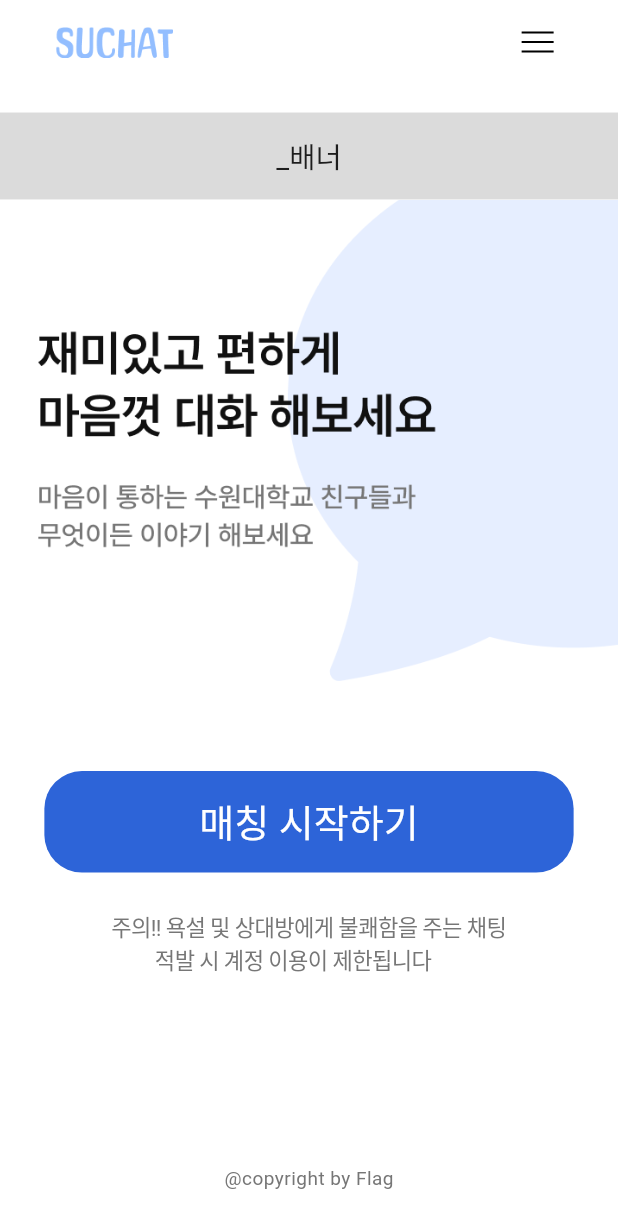
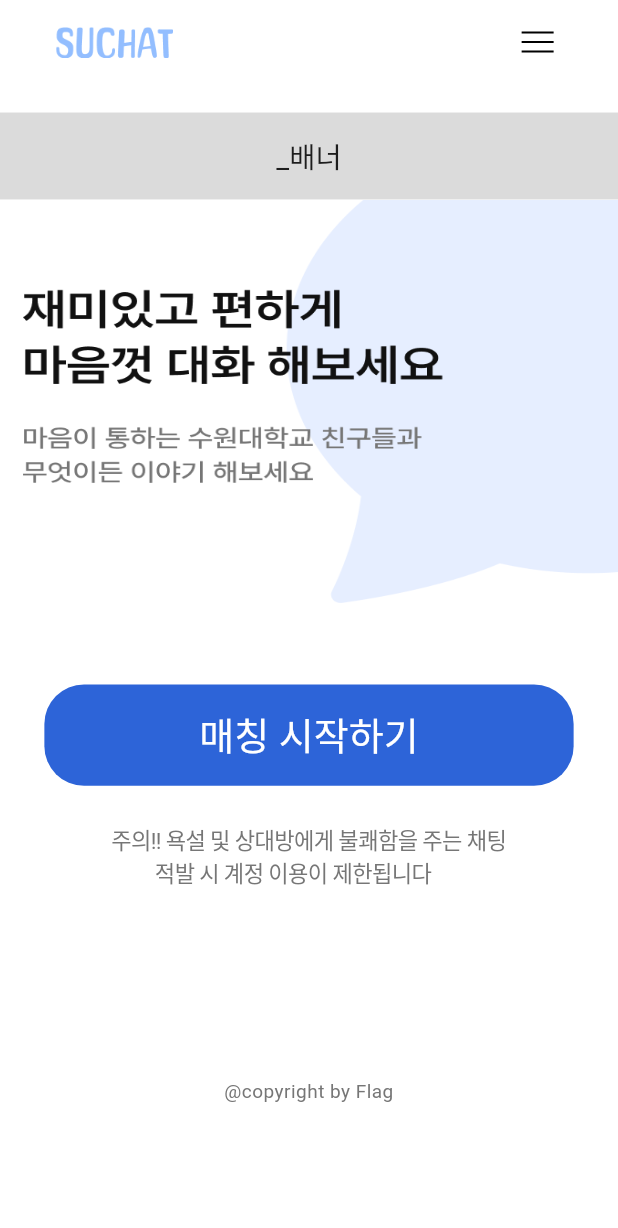
Before and after one commit to USW-Random-Chat/Flutter, a Flutter app: the MainPage screen opened directly, on a phone screen of 412 x 824 dp. Shown: the top 1228 px of the screen. Run offline on Flutter 3.47's test engine with Material 2 defaults, Android fonts, the phone set to English and light mode, and no system bars; our stand-ins replace flutter_screenutil, flutter_svg; Roboto replaces fonts that are missing (KCCChassam, Pretendard).

Commit message:
메인페이지 수정 중
메인페이지 반응형 수정

```diff
--- a/lib/views/Main_page.dart
+++ b/lib/views/Main_page.dart
@@ -37,7 +37,8 @@ class MainPage extends StatelessWidget {
                   ],
                 )
               ],
-          )),
+            ),
+          ),
           centerTitle: false,
           automaticallyImplyLeading: false,
           actions: [
@@ -71,7 +72,12 @@ class MainPage extends StatelessWidget {
         endDrawer: Drawer(
           backgroundColor: Colors.white,
           width: 250.sp,
-          child: ListView(
+          child: Container(
+            height: 800.sp,
+            width: double.infinity,
+            child:
+            ListView(
+              physics: const NeverScrollableScrollPhysics(),
               padding: EdgeInsets.only(top: 0),
               children: [
                 Column(
@@ -88,8 +94,9 @@ class MainPage extends StatelessWidget {
                             onPressed: () {},
                             icon: Image.asset(
                               'asstes/close.png',
-                              scale: 4,
-                            ))
+                              scale: 4.sp,
+                            ),
+                          )
                         ],
                       ),
                     ),
@@ -124,14 +131,19 @@ class MainPage extends StatelessWidget {
                     ),
                     Container(
                       height: 400.sp,
+                      width: double.infinity,
                       decoration: BoxDecoration(
                         border: Border(
                           top: BorderSide(
                             color: Color(0xffEDEDED),
-                          width: 1,
+                            width: 1.sp,
                           ),
-                        bottom: BorderSide(color: Color(0xffEDEDED), width: 1),
-                      )),
+                          bottom: BorderSide(
+                            color: Color(0xffEDEDED),
+                            width: 1.sp,
+                          ),
+                        ),
+                      ),
                       child: Column(
                         mainAxisAlignment: MainAxisAlignment.spaceEvenly,
                         children: [
@@ -161,7 +173,7 @@ class MainPage extends StatelessWidget {
                             },
                             trailing: Image.asset(
                               'asstes/Vector6.png',
-                              scale: 4,
+                              scale: 4.sp,
                             ),
                           ),
                           ListTile(
@@ -180,7 +192,7 @@ class MainPage extends StatelessWidget {
                             onTap: () {},
                             trailing: Image.asset(
                               'asstes/Vector6.png',
-                              scale: 4,
+                              scale: 4.sp,
                             ),
                           ),
                           ListTile(
@@ -199,7 +211,7 @@ class MainPage extends StatelessWidget {
                             onTap: () {},
                             trailing: Image.asset(
                               'asstes/Vector6.png',
-                              scale: 4,
+                              scale: 4.sp,
                             ),
                           ),
                           ListTile(
@@ -227,17 +239,18 @@ class MainPage extends StatelessWidget {
                             },
                             trailing: Image.asset(
                               'asstes/Vector6.png',
-                              scale: 4,
+                              scale: 4.sp,
                             ),
                           ),
                           SizedBox(
                             height: 100.sp,
                           )
                         ],
-                      )),
+                      ),
+                    ),
                     Container(
-                    height: 250.sp,
-                    width: 250.sp,
+                      height: 150.sp,
+                      width: double.infinity,
                       color: Color(0xffEDEDED),
                       child: Row(
                         children: [
@@ -254,7 +267,7 @@ class MainPage extends StatelessWidget {
                                   ),
                                   Image.asset(
                                     'asstes/SUCHAT.png',
-                                  scale: 3,
+                                    scale: 3.sp,
                                   ),
                                   SizedBox(
                                     height: 12.sp,
@@ -297,6 +310,7 @@ class MainPage extends StatelessWidget {
                 )
               ],
             ),
+          )
         ),
         body: Container(
           color: Colors.white,
@@ -318,15 +332,18 @@ class MainPage extends StatelessWidget {
                   height: 55.sp,
                   width: 390.sp,
                   color: Color(0xffDBDBDB),
-              )),
+                ),
+              ),
               Container(
+                height: 331.h,
+                width: double.infinity,
                 clipBehavior: Clip.hardEdge,
                 decoration: BoxDecoration(color: Colors.white),
                 child: Transform.scale(
-                  scale: 1,
+                  scale: 1.sp,
                   child: Transform.translate(
                     offset: const Offset(25, -60),
-                    child: Image.asset('asstes/bubble_main.PNG'),
+                    child: Image.asset('asstes/bubble_main.PNG', scale: 1.sp,fit: BoxFit.fill,),
                   ),
                 ),
               ),
@@ -344,8 +361,10 @@ class MainPage extends StatelessWidget {
               ),
               SizedBox(
                 height: 24.sp,
+                width: double.infinity,
               ),
               Container(
+
                 child: Text(
                   '주의!! 욕설 및 상대방에게 불쾌함을 주는 채팅\n         적발 시 계정 이용이 제한됩니다   ',
                   style: TextStyle(
@@ -360,16 +379,20 @@ class MainPage extends StatelessWidget {
               ),
               SizedBox(
                 height: 120.sp,
+                width: double.infinity,
               ),
               Container(
+                height: 20.sp,
+                width: double.infinity,
                 child: Text(
-                  '@copyright by Flag',
+                  '@copyright by Flag',textAlign: TextAlign.center,
                   style: TextStyle(
                     color: Color(0xff767676),
                     fontFamily: 'Pretendard',
                     fontSize: 12.sp,
                     fontWeight: FontWeight.w400,
                     letterSpacing: 0.3.sp,
+
                   ),
                 ),
               )
@@ -389,13 +412,14 @@ class CustomButton_main extends StatelessWidget {
     required this.text,
     required this.onPressed,
   });
+
   @override
   Widget build(BuildContext context) {
     return Container(
       height: 64.sp,
       width: 334.sp,
       decoration: BoxDecoration(
-        borderRadius: BorderRadius.circular(25),
+        borderRadius: BorderRadius.circular(25.w),
         color: Color(0xff2D64D8),
       ),
       child: TextButton(
```
Lines whose indentation alone changed are shown as unchanged.
